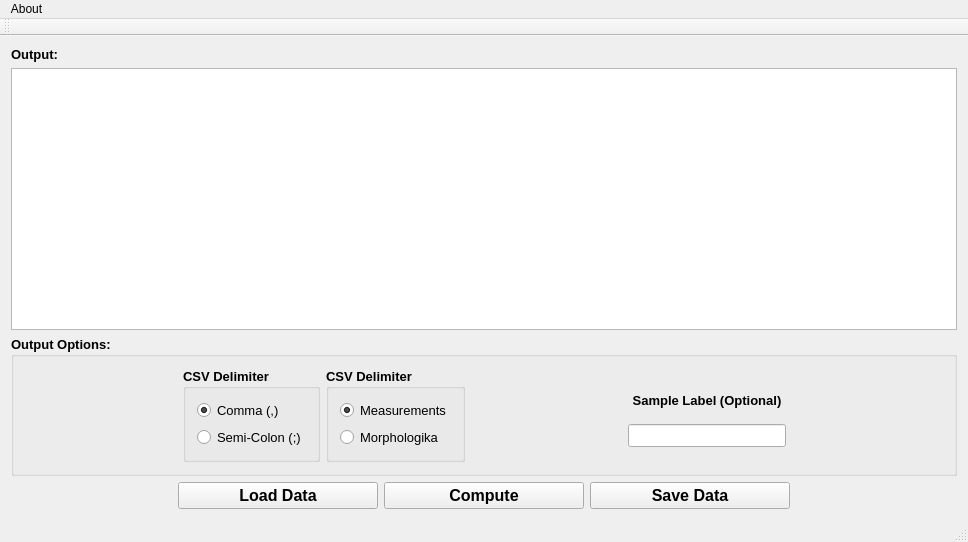
Qt form C++ Release/Measurement_Software.ui (LACourtenay/Measurement_TPS_GUI) before a commit.
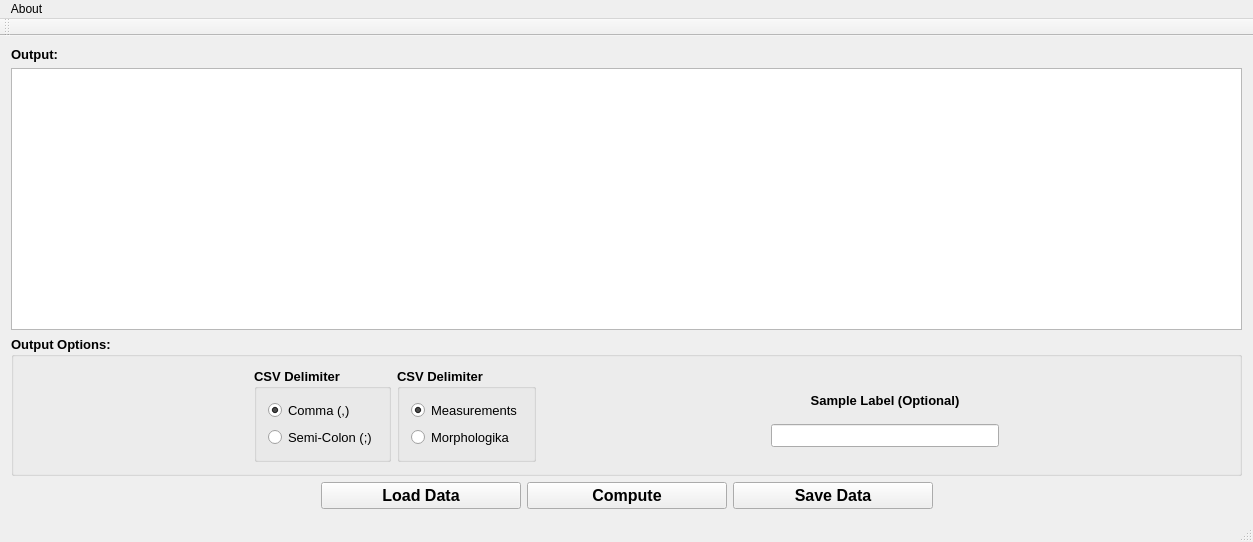
The same form after that commit.

Commit message: Slight modifications to File_Management.cpp for more efficient code and small change to main window size in Measurement_Software.ui

What changed in the file:
```diff
--- a/C++ Release/Measurement_Software.ui
+++ b/C++ Release/Measurement_Software.ui
@@ -6,7 +6,7 @@
    <rect>
     <x>0</x>
     <y>0</y>
-    <width>968</width>
+    <width>1253</width>
     <height>542</height>
    </rect>
   </property>
@@ -358,7 +358,7 @@
     <rect>
      <x>0</x>
      <y>0</y>
-     <width>968</width>
+     <width>1253</width>
      <height>21</height>
     </rect>
    </property>
```
The commit also changes 1 other file.
